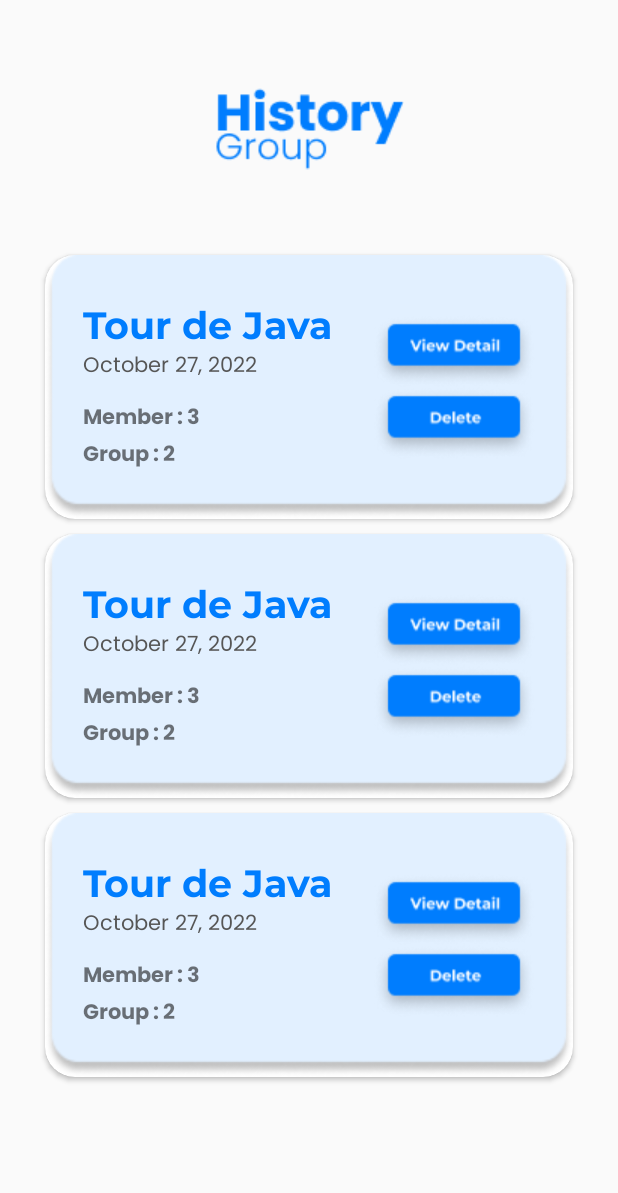
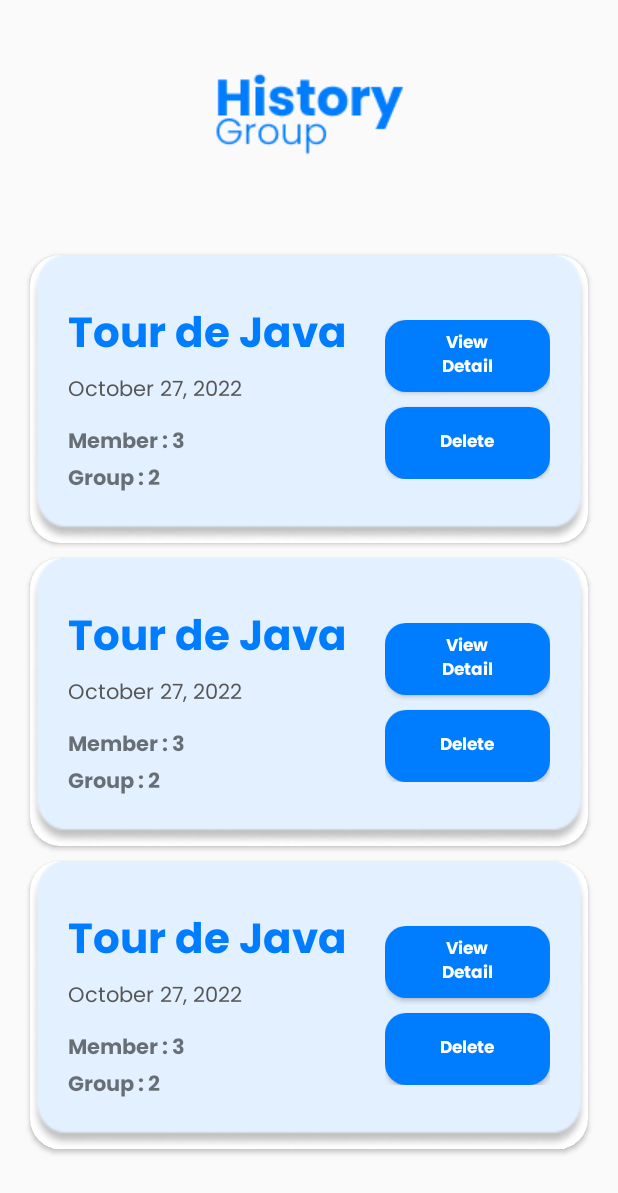
Before and after one commit to ukiprastowo17/ProjectGroupMakerBinar, an Android app: the layout activity_history.xml on its own in the app's theme, with its tools: preview values and no code run, on a phone screen of 412 x 824 dp. Shown: the top 1193 px of the screen. Run offline under Robolectric (Android 15) with nearby library versions, the phone set to English and light mode, and no system bars.

```diff
--- /dev/null
+++ b/app/src/main/res/drawable/rounded_corner_red.xml
@@ -0,0 +1,5 @@
+<?xml version="1.0" encoding="utf-8"?>
+<shape xmlns:android="http://schemas.android.com/apk/res/android">
+    <corners android:radius="14dp" />
+    <solid android:color="@color/red" />
+</shape>
--- a/app/src/main/res/layout/activity_history.xml
+++ b/app/src/main/res/layout/activity_history.xml
@@ -10,8 +10,8 @@
         android:id="@+id/iv_history_group"
         android:layout_width="wrap_content"
         android:layout_height="wrap_content"
-        android:background="@drawable/ic_history_group"
-        android:layout_marginVertical="50dp"
+        android:src="@drawable/ic_history_group"
+        android:layout_marginVertical="40dp"
         app:layout_constraintEnd_toEndOf="parent"
         app:layout_constraintStart_toStartOf="parent"
         app:layout_constraintTop_toTopOf="parent" />
--- a/app/src/main/res/layout/activity_landing_page.xml
+++ b/app/src/main/res/layout/activity_landing_page.xml
@@ -53,7 +53,7 @@
             android:id="@+id/dots_indicator"
             android:layout_width="wrap_content"
             android:layout_height="wrap_content"
-            app:dotsColor="@color/blue_medium"
+            app:dotsColor="@color/blue_2"
             app:dotsCornerRadius="20dp"
             app:dotsSize="25dp"
             app:dotsSpacing="4dp"
@@ -63,7 +63,7 @@
             app:layout_constraintRight_toLeftOf="@id/tv_next"
             app:layout_constraintTop_toTopOf="parent"
             app:progressMode="true"
-            app:selectedDotColor="@color/blue" />
+            app:selectedDotColor="@color/blue_1" />
     </androidx.constraintlayout.widget.ConstraintLayout>
 
 </androidx.constraintlayout.widget.ConstraintLayout>
--- a/app/src/main/res/layout/item_history.xml
+++ b/app/src/main/res/layout/item_history.xml
@@ -1,10 +1,10 @@
 <?xml version="1.0" encoding="utf-8"?>
 <androidx.cardview.widget.CardView xmlns:android="http://schemas.android.com/apk/res/android"
     xmlns:app="http://schemas.android.com/apk/res-auto"
+    xmlns:tools="http://schemas.android.com/tools"
     android:layout_width="match_parent"
     android:layout_height="wrap_content"
-    xmlns:tools="http://schemas.android.com/tools"
-    android:layout_marginHorizontal="30dp"
+    android:layout_marginHorizontal="20dp"
     android:layout_marginTop="10dp"
     app:cardCornerRadius="20dp">
 
@@ -17,12 +17,10 @@
 
         <TextView
             android:id="@+id/tv_group_name"
+            style="@style/TextTitleDialog"
             android:layout_width="wrap_content"
             android:layout_height="wrap_content"
-            android:fontFamily="@font/montserrat_bold"
             android:text="@string/tour_de_java"
-            android:textColor="@color/blue"
-            android:textSize="25sp"
             app:layout_constraintStart_toStartOf="parent"
             app:layout_constraintTop_toTopOf="parent" />
 
@@ -31,8 +29,8 @@
             android:layout_width="wrap_content"
             android:layout_height="wrap_content"
             android:fontFamily="@font/poppins_regular"
-            android:textColor="@color/gray"
             android:text="@string/october_27_2022"
+            android:textColor="@color/black_1"
             app:layout_constraintStart_toStartOf="parent"
             app:layout_constraintTop_toBottomOf="@id/tv_group_name" />
 
@@ -40,26 +38,25 @@
             android:id="@+id/tv_count_member"
             android:layout_width="wrap_content"
             android:layout_height="wrap_content"
-            tools:text="Member : 3"
             android:layout_marginTop="10dp"
             android:fontFamily="@font/poppins_bold"
+            app:layout_constraintStart_toStartOf="parent"
             app:layout_constraintTop_toBottomOf="@id/tv_date"
-            app:layout_constraintStart_toStartOf="parent"
-            />
+            tools:text="Member : 3" />
 
         <TextView
             android:id="@+id/tv_count_group"
             android:layout_width="wrap_content"
             android:layout_height="wrap_content"
-            tools:text="Group : 2"
             android:fontFamily="@font/poppins_bold"
+            app:layout_constraintStart_toStartOf="parent"
             app:layout_constraintTop_toBottomOf="@id/tv_count_member"
-            app:layout_constraintStart_toStartOf="parent"
-            />
+            tools:text="Group : 2" />
 
         <LinearLayout
             android:layout_width="wrap_content"
             android:layout_height="wrap_content"
+            android:gravity="center"
             android:orientation="vertical"
             app:layout_constraintBottom_toBottomOf="parent"
             app:layout_constraintEnd_toEndOf="parent"
@@ -67,15 +64,20 @@
 
             <Button
                 android:id="@+id/btn_view_detail"
-                android:layout_width="wrap_content"
+                style="@style/ButtonDialog"
+                android:layout_width="110dp"
                 android:layout_height="wrap_content"
-                android:background="@drawable/ic_view_detail" />
+                android:text="@string/text_view_detail"
+                android:textSize="11sp" />
 
             <Button
-                android:id="@+id/btn_delete_blue"
-                android:layout_width="wrap_content"
+                android:id="@+id/btn_delete"
+                style="@style/ButtonDialog"
+                android:layout_width="110dp"
                 android:layout_height="wrap_content"
-                android:background="@drawable/ic_delete_blue" />
+                android:layout_marginTop="10dp"
+                android:text="@string/text_delete"
+                android:textSize="11sp" />
         </LinearLayout>
 
     </androidx.constraintlayout.widget.ConstraintLayout>
--- a/app/src/main/res/values/colors.xml
+++ b/app/src/main/res/values/colors.xml
@@ -7,9 +7,10 @@
     <color name="teal_700">#FF018786</color>
     <color name="black">#FF000000</color>
     <color name="white">#FFFFFFFF</color>
-    <color name="blue_light">#E2F0FF</color>
-    <color name="blue_medium">#98CBFF</color>
-    <color name="blue">#007DFE</color>
+    <color name="blue_1">#007DFE</color>
+    <color name="blue_2">#98CBFF</color>
+    <color name="blue_3">#E2F0FF</color>
+    <color name="black_1">#565656</color>
+    <color name="black_2">#282828</color>
     <color name="red">#F43636</color>
-    <color name="gray">#565656</color>
 </resources>
--- a/app/src/main/res/values/strings.xml
+++ b/app/src/main/res/values/strings.xml
@@ -12,4 +12,8 @@
     <string name="fast_best_solution"><![CDATA[Fast & \nBest Solution]]></string>
     <string name="text_desc_lp1">Membuat grup menjadi lebih mudah \nhanya dari ponsel Anda.</string>
     <string name="text_desc_lp2">Sebagai sebuah solusi yang cepat dan tepat. Anda juga \nbisa memberikan nama grup.</string>
+    <string name="text_delete">Delete</string>
+    <string name="text_view_detail">View Detail</string>
+    <string name="text_history">History \nGroup</string>
+    <string name="text_group">Group</string>
 </resources>
```
Also changed, not shown: app/src/main/java/com/binar/projectgroupmakerbinar/history/HistoryActivity.kt (+9 -1 lines), app/src/main/res/layout/dialog_delete_history.xml (+6 -3 lines), app/src/main/res/layout/fragment_slider.xml (+4 -8 lines), app/src/main/res/values/themes.xml (+10 -2 lines).
